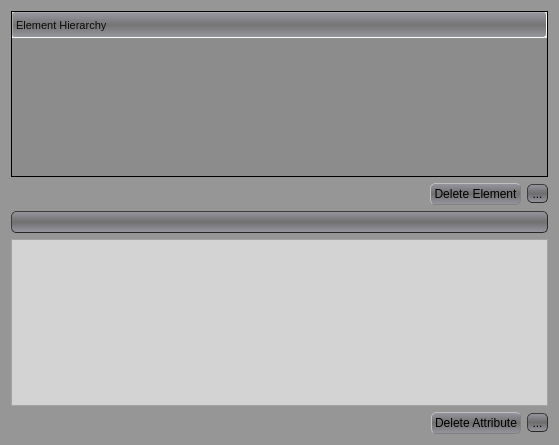
This is GCXMLGenerator/forms/gcdestructiveeditdialog.ui in goblincoding/xmlmill as Qt 5 draws it before an edit. The edited form follows.
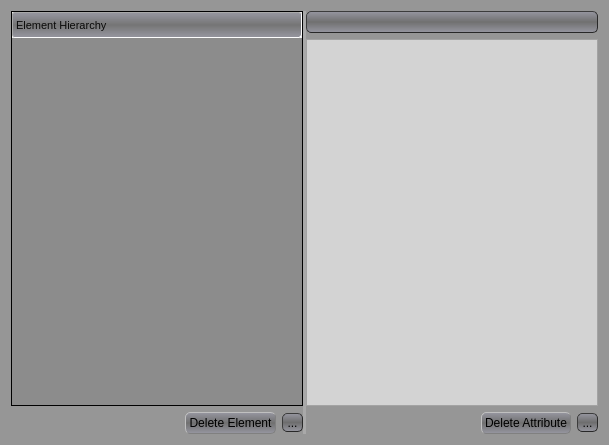
This is the edited form. Icons and pictures are not drawn.

Commit message: Implemented functionality to populate tree widget.

```diff
--- a/GCXMLGenerator/forms/gcdestructiveeditdialog.ui
+++ b/GCXMLGenerator/forms/gcdestructiveeditdialog.ui
@@ -9,7 +9,7 @@
    <rect>
     <x>0</x>
     <y>0</y>
-    <width>559</width>
+    <width>609</width>
     <height>445</height>
    </rect>
   </property>
@@ -363,16 +363,49 @@
 QScrollBar::add-page:horizontal, QScrollBar::sub-page:horizontal 
 {
   background: none;
-}</string>
+}
+
+QSplitter::handle
+{
+  background-color: darkgray
+}
+
+QSplitter::handle:vertical 
+{
+  height: 3px;
+}
+
+QSplitter::handle:pressed
+{
+  background-color: lightgray
+}
+</string>
   </property>
   <property name="modal">
    <bool>true</bool>
   </property>
   <layout class="QVBoxLayout" name="mainLayout">
    <item>
+    <widget class="QSplitter" name="splitter">
+     <property name="orientation">
+      <enum>Qt::Horizontal</enum>
+     </property>
+     <widget class="QWidget" name="">
     <layout class="QVBoxLayout" name="elementVerticalLayout">
      <item>
       <widget class="QTreeWidget" name="treeWidget">
+         <property name="sizePolicy">
+          <sizepolicy hsizetype="Expanding" vsizetype="Expanding">
+           <horstretch>1</horstretch>
+           <verstretch>0</verstretch>
+          </sizepolicy>
+         </property>
+         <property name="editTriggers">
+          <set>QAbstractItemView::NoEditTriggers</set>
+         </property>
+         <property name="indentation">
+          <number>10</number>
+         </property>
        <column>
         <property name="text">
          <string>Element Hierarchy</string>
@@ -416,8 +449,8 @@
       </layout>
      </item>
     </layout>
-   </item>
-   <item>
+     </widget>
+     <widget class="QWidget" name="">
     <layout class="QVBoxLayout" name="verticalLayout">
      <item>
       <widget class="QComboBox" name="comboBox">
@@ -468,6 +501,8 @@
       </layout>
      </item>
     </layout>
+     </widget>
+    </widget>
    </item>
   </layout>
  </widget>
```
Left out of the diff: 2 changed lines with no effect on the pictures. Lines whose indentation alone changed are shown as unchanged. The commit also changes 2 other files.
